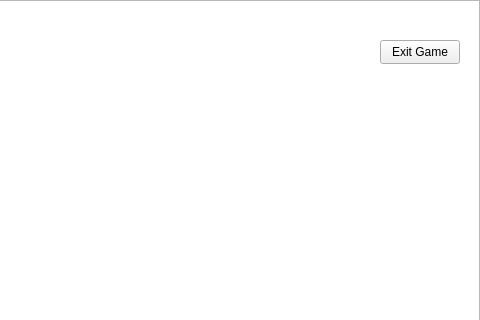
seojungood/Icecream-make-tutorial, file mainwindow.ui: the form before one commit; both pictures show x 320 to 800 and y 0 to 320 of the 800 by 621 pixel window.
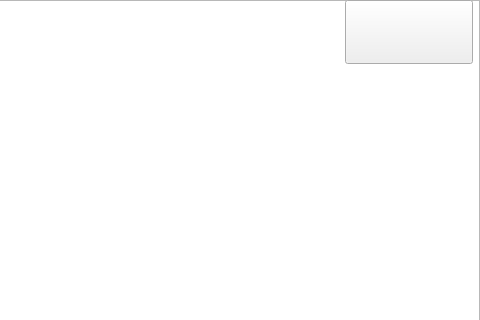
The form after the commit. The open tabs and pages were chosen to show the change. Custom widgets are drawn as their Qt base class.

Diff of the .ui file:
```diff
--- a/mainwindow.ui
+++ b/mainwindow.ui
@@ -483,14 +483,14 @@
      <widget class="QPushButton" name="pushButton">
       <property name="geometry">
        <rect>
-        <x>700</x>
-        <y>40</y>
-        <width>80</width>
-        <height>24</height>
+        <x>665</x>
+        <y>0</y>
+        <width>128</width>
+        <height>64</height>
        </rect>
       </property>
       <property name="text">
-       <string>Exit Game</string>
+       <string/>
       </property>
      </widget>
     </widget>
```
Left out of the diff: 4 changed lines with no effect on the pictures.
